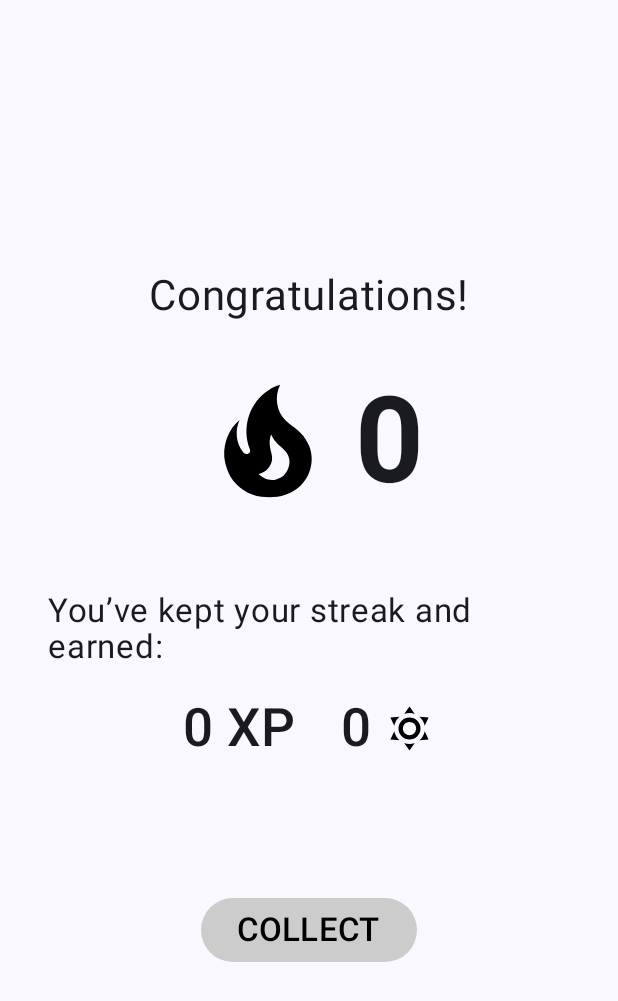
After one commit to xtaja/TNUV-AlarmMeUp, an Android app built with Jetpack Compose: the composable WinScreen called with empty values, on a phone screen of 412 x 824 dp. The commit adds this screen. Shown: the top 1001 px of the screen. Run offline under Robolectric (Android 15) with nearby library versions, the phone set to English and light mode, and no system bars.

Commit message:
morning & win screen

```diff
--- /dev/null
+++ b/app/src/main/java/si/uni_lj/fe/tunv/alarmmeup/ui/WinScreen.kt
@@ -0,0 +1,74 @@
+package si.uni_lj.fe.tunv.alarmmeup.ui
+
+import androidx.compose.foundation.Image
+import androidx.compose.foundation.layout.Arrangement
+import androidx.compose.foundation.layout.Column
+import androidx.compose.foundation.layout.Row
+import androidx.compose.foundation.layout.Spacer
+import androidx.compose.foundation.layout.fillMaxSize
+import androidx.compose.foundation.layout.height
+import androidx.compose.foundation.layout.padding
+import androidx.compose.foundation.layout.size
+import androidx.compose.foundation.layout.width
+import androidx.compose.material3.Button
+import androidx.compose.material3.ButtonDefaults
+import androidx.compose.material3.Text
+import androidx.compose.runtime.Composable
+import androidx.compose.ui.Alignment
+import androidx.compose.ui.Modifier
+import androidx.compose.ui.graphics.Color
+import androidx.compose.ui.res.painterResource
+import androidx.compose.ui.text.font.FontWeight
+import androidx.compose.ui.unit.dp
+import androidx.compose.ui.unit.sp
+import si.uni_lj.fe.tunv.alarmmeup.R
+
+@Composable
+fun WinScreen(
+    currentStreak: Int,
+    numOfXP: Int,
+    numOfSunCoins: Int,
+    onCollect: () -> Unit
+) {
+    Column(
+        modifier = Modifier
+            .fillMaxSize()
+            .padding(32.dp),
+        horizontalAlignment = Alignment.CenterHorizontally,
+        verticalArrangement = Arrangement.Center
+    ) {
+        Text("Congratulations!", fontSize = 28.sp, fontWeight = FontWeight.Normal)
+        Spacer(modifier = Modifier.height(30.dp))
+        Row(verticalAlignment = Alignment.CenterVertically) {
+            Image(
+                painter = painterResource(id = R.drawable.ic_streak),
+                contentDescription = "Streak",
+                modifier = Modifier.size(100.dp)
+            )
+            Spacer(modifier = Modifier.width(8.dp))
+            Text("$currentStreak", fontSize = 80.sp, fontWeight = FontWeight.Bold)
+        }
+        Spacer(modifier = Modifier.height(50.dp))
+        Text("You’ve kept your streak and earned:", fontSize = 22.sp)
+        Spacer(modifier = Modifier.height(20.dp))
+        Row(verticalAlignment = Alignment.CenterVertically) {
+            Text("$numOfXP XP", fontSize = 35.sp, fontWeight = FontWeight.Medium,)
+            Spacer(modifier = Modifier.width(30.dp))
+            Text("$numOfSunCoins", fontSize = 35.sp, fontWeight = FontWeight.Medium)
+            Spacer(modifier = Modifier.width(7.dp))
+            Image(
+                painter = painterResource(id = R.drawable.ic_suncoin),
+                contentDescription = "SunCoin",
+                modifier = Modifier.size(35.dp)
+            )
+        }
+        Spacer(modifier = Modifier.height(90.dp))
+        Button(onClick = onCollect,
+            colors = ButtonDefaults.buttonColors(
+            containerColor = Color.LightGray,
+            contentColor = Color.Black
+        )) {
+            Text("COLLECT", fontSize = 22.sp)
+        }
+    }
+}
--- /dev/null
+++ b/app/src/main/res/drawable/ic_math.xml
@@ -0,0 +1 @@
+<!-- drawable/division.xml --><vector xmlns:android="http://schemas.android.com/apk/res/android" android:height="24dp" android:width="24dp" android:viewportWidth="24" android:viewportHeight="24"><path android:fillColor="#000000" android:pathData="M19,13H5V11H19V13M12,5A2,2 0 0,1 14,7A2,2 0 0,1 12,9A2,2 0 0,1 10,7A2,2 0 0,1 12,5M12,15A2,2 0 0,1 14,17A2,2 0 0,1 12,19A2,2 0 0,1 10,17A2,2 0 0,1 12,15Z" /></vector>
--- /dev/null
+++ b/app/src/main/res/drawable/ic_memory.xml
@@ -0,0 +1 @@
+<!-- drawable/puzzle_outline.xml --><vector xmlns:android="http://schemas.android.com/apk/res/android" android:height="24dp" android:width="24dp" android:viewportWidth="24" android:viewportHeight="24"><path android:fillColor="#000000" android:pathData="M22,13.5C22,15.26 20.7,16.72 19,16.96V20A2,2 0 0,1 17,22H13.2V21.7A2.7,2.7 0 0,0 10.5,19C9,19 7.8,20.21 7.8,21.7V22H4A2,2 0 0,1 2,20V16.2H2.3C3.79,16.2 5,15 5,13.5C5,12 3.79,10.8 2.3,10.8H2V7A2,2 0 0,1 4,5H7.04C7.28,3.3 8.74,2 10.5,2C12.26,2 13.72,3.3 13.96,5H17A2,2 0 0,1 19,7V10.04C20.7,10.28 22,11.74 22,13.5M17,15H18.5A1.5,1.5 0 0,0 20,13.5A1.5,1.5 0 0,0 18.5,12H17V7H12V5.5A1.5,1.5 0 0,0 10.5,4A1.5,1.5 0 0,0 9,5.5V7H4V9.12C5.76,9.8 7,11.5 7,13.5C7,15.5 5.75,17.2 4,17.88V20H6.12C6.8,18.25 8.5,17 10.5,17C12.5,17 14.2,18.25 14.88,20H17V15Z" /></vector>
--- /dev/null
+++ b/app/src/main/res/drawable/ic_snooze.xml
@@ -0,0 +1 @@
+<!-- drawable/alarm_snooze.xml --><vector xmlns:android="http://schemas.android.com/apk/res/android" android:height="24dp" android:width="24dp" android:viewportWidth="24" android:viewportHeight="24"><path android:fillColor="#000000" android:pathData="M7.88,3.39L6.6,1.86L2,5.71L3.29,7.24L7.88,3.39M22,5.72L17.4,1.86L16.11,3.39L20.71,7.25L22,5.72M12,4A9,9 0 0,0 3,13A9,9 0 0,0 12,22A9,9 0 0,0 21,13A9,9 0 0,0 12,4M12,20A7,7 0 0,1 5,13A7,7 0 0,1 12,6A7,7 0 0,1 19,13A7,7 0 0,1 12,20M9,11H12.63L9,15.2V17H15V15H11.37L15,10.8V9H9V11Z" /></vector>
--- /dev/null
+++ b/app/src/main/res/drawable/ic_typing.xml
@@ -0,0 +1 @@
+<!-- drawable/typewriter.xml --><vector xmlns:android="http://schemas.android.com/apk/res/android" android:height="24dp" android:width="24dp" android:viewportWidth="24" android:viewportHeight="24"><path android:fillColor="#000000" android:pathData="M20 13H16C16 14.1 15.1 15 14 15H10C8.9 15 8 14.1 8 13H4L2 18V20C2 21.1 2.9 22 4 22H20C21.1 22 22 21.1 22 20V18M6 20C5.11 20 4.66 18.92 5.29 18.29C5.92 17.66 7 18.11 7 19C7 19.55 6.55 20 6 20M10 20C9.11 20 8.66 18.92 9.29 18.29C9.92 17.66 11 18.11 11 19C11 19.55 10.55 20 10 20M14 20C13.11 20 12.66 18.92 13.29 18.29C13.92 17.66 15 18.11 15 19C15 19.55 14.55 20 14 20M18 20C17.11 20 16.66 18.92 17.29 18.29C17.92 17.66 19 18.11 19 19C19 19.55 18.55 20 18 20M18 10V3H6V10H3V12H21V10M8 5H16V6H8M8 7H14V8H8" /></vector>
--- /dev/null
+++ b/app/src/main/res/drawable/ic_wordle.xml
@@ -0,0 +1 @@
+<!-- drawable/alphabetical_variant.xml --><vector xmlns:android="http://schemas.android.com/apk/res/android" android:height="24dp" android:width="24dp" android:viewportWidth="24" android:viewportHeight="24"><path android:fillColor="#000000" android:pathData="M3 7A2 2 0 0 0 1 9V17H3V13H5V17H7V9A2 2 0 0 0 5 7H3M3 9H5V11H3M15 10.5V9A2 2 0 0 0 13 7H9V17H13A2 2 0 0 0 15 15V13.5A1.54 1.54 0 0 0 13.5 12A1.54 1.54 0 0 0 15 10.5M13 15H11V13H13V15M13 11H11V9H13M19 7A2 2 0 0 0 17 9V15A2 2 0 0 0 19 17H21A2 2 0 0 0 23 15V14H21V15H19V9H21V10H23V9A2 2 0 0 0 21 7Z" /></vector>
```
Also changed, not shown: app/src/main/java/si/uni_lj/fe/tunv/alarmmeup/MainActivity.kt (+26 -13 lines), app/src/main/java/si/uni_lj/fe/tunv/alarmmeup/ui/HomeScreen.kt (+9 -1 lines), app/src/main/java/si/uni_lj/fe/tunv/alarmmeup/ui/MorningScreen.kt (added, +105 -0 lines), app/src/main/java/si/uni_lj/fe/tunv/alarmmeup/ui/components/ExitButton.kt (added, +30 -0 lines), app/src/main/java/si/uni_lj/fe/tunv/alarmmeup/ui/components/MiniGameCard.kt (added, +69 -0 lines), app/src/main/java/si/uni_lj/fe/tunv/alarmmeup/ui/components/RadialTimePicker.kt (+8 -9 lines), app/src/main/java/si/uni_lj/fe/tunv/alarmmeup/ui/minigames/MathGame.kt (added, +53 -0 lines), app/src/main/java/si/uni_lj/fe/tunv/alarmmeup/ui/minigames/MemoryGame.kt (added, +53 -0 lines), app/src/main/java/si/uni_lj/fe/tunv/alarmmeup/ui/minigames/TypingGame.kt (added, +53 -0 lines), app/src/main/java/si/uni_lj/fe/tunv/alarmmeup/ui/minigames/WordleGame.kt (added, +53 -0 lines).
